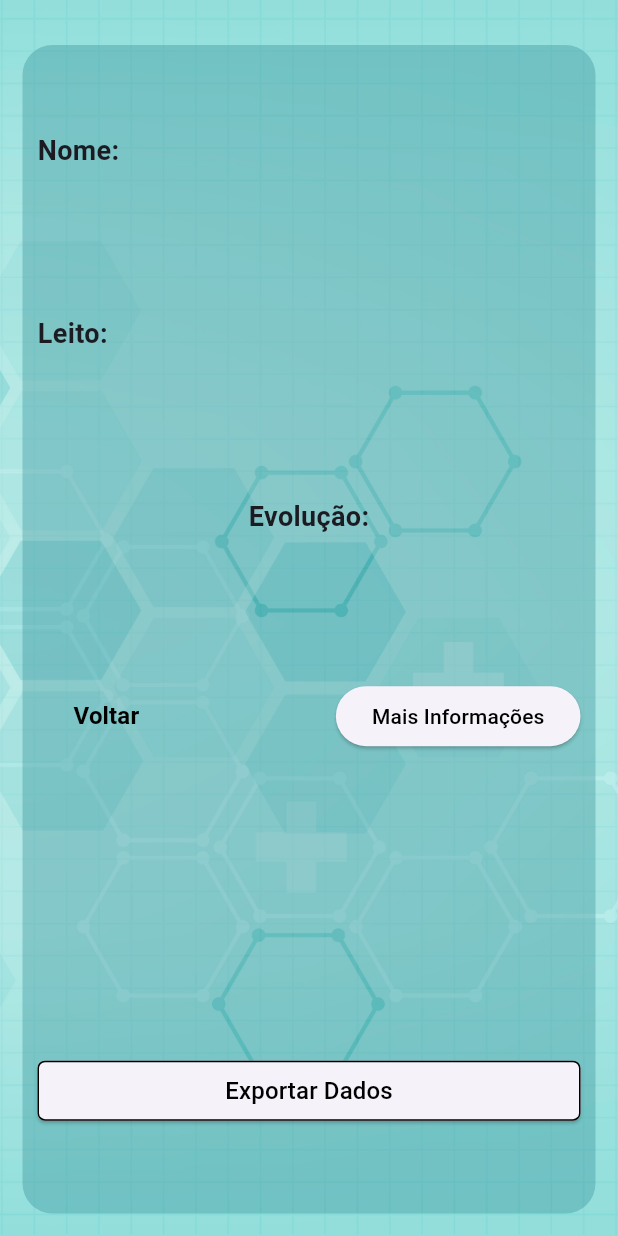
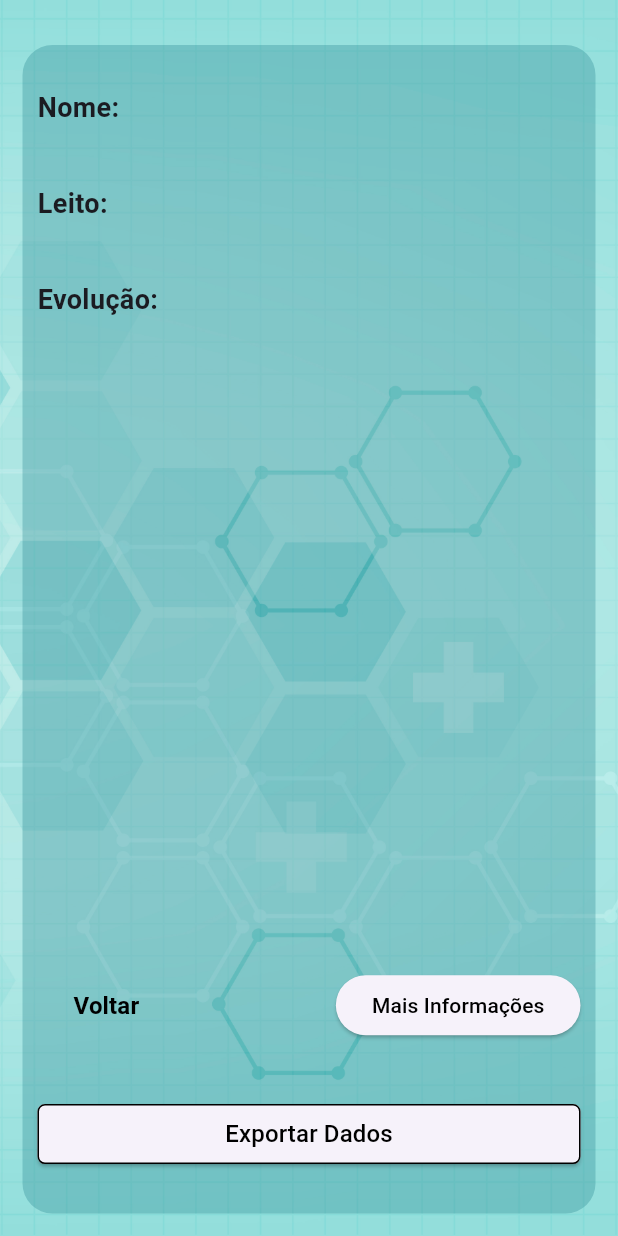
Before and after one commit to Danubio-Leite/evolucao_medica_2023, a Flutter app: the PatientInfoPage screen opened directly with empty values, on a phone screen of 412 x 824 dp. Run offline on Flutter 3.47's test engine with Material 2 defaults, Android fonts, the light colour scheme and no system bars; our stand-ins replace get, hive, hive_flutter, image_picker, pdf, printing; missing offline and left inert: camera_camera, flutter_pdfview, share_extend; accounts and stored records are empty.

Commit message:
ajuste layout

```diff
--- a/lib/config/data_service.dart
+++ b/lib/config/data_service.dart
@@ -42,6 +42,6 @@ class DataService {
 
     //Display a snackbar
     ScaffoldMessenger.of(context).showSnackBar(
-        const SnackBar(content: Text('An item has benn deleted')));
+        const SnackBar(content: Text('Paciente excluido com sucesso!')));
   }
 }
--- a/lib/pages/patient_info_page.dart
+++ b/lib/pages/patient_info_page.dart
@@ -45,9 +45,12 @@ class _PatientInfoPageState extends State<PatientInfoPage> {
             height: double.infinity,
             width: double.infinity,
             child: Column(
+              crossAxisAlignment: CrossAxisAlignment.start,
               mainAxisAlignment: MainAxisAlignment.spaceAround,
               children: [
-                Row(
+                Flexible(
+                  flex: 1,
+                  child: Row(
                     children: [
                       const Text(
                         'Nome:',
@@ -64,10 +67,14 @@ class _PatientInfoPageState extends State<PatientInfoPage> {
                       ),
                     ],
                   ),
-                Row(
+                ),
+                Flexible(
+                  flex: 1,
+                  child: Row(
                     children: [
                       const Text(
                         'Leito:',
+                        softWrap: true,
                         style: TextStyle(
                           fontSize: 18,
                           fontWeight: FontWeight.bold,
@@ -81,7 +88,11 @@ class _PatientInfoPageState extends State<PatientInfoPage> {
                       ),
                     ],
                   ),
-                Wrap(
+                ),
+                Flexible(
+                  flex: 5,
+                  child: Column(
+                    crossAxisAlignment: CrossAxisAlignment.start,
                     children: [
                       const Text(
                         'Evolução:',
@@ -90,15 +101,22 @@ class _PatientInfoPageState extends State<PatientInfoPage> {
                           fontWeight: FontWeight.bold,
                         ),
                       ),
-                    Text(
+                      Expanded(
+                        child: SingleChildScrollView(
+                          child: Text(
                             widget.currentItem['evolucao'],
                             style: const TextStyle(
                               fontSize: 16,
                             ),
                           ),
+                        ),
+                      ),
                     ],
                   ),
-                Row(
+                ),
+                Flexible(
+                  flex: 1,
+                  child: Row(
                     mainAxisAlignment: MainAxisAlignment.spaceBetween,
                     children: [
                       ElevatedButton(
@@ -117,7 +135,9 @@ class _PatientInfoPageState extends State<PatientInfoPage> {
                               fontSize: 16),
                         ),
                       ),
-                    ElevatedButton(
+                      Flexible(
+                        flex: 1,
+                        child: ElevatedButton(
                           onPressed: () {
                             showDialog(
                               context: context,
@@ -139,10 +159,13 @@ class _PatientInfoPageState extends State<PatientInfoPage> {
                             style: TextStyle(color: Colors.black),
                           ),
                         ),
+                      ),
                     ],
                   ),
-                const SizedBox(height: 10),
-                SizedBox(
+                ),
+                Flexible(
+                  flex: 1,
+                  child: SizedBox(
                     width: double.infinity,
                     child: ElevatedButton(
                       style: ElevatedButton.styleFrom(
@@ -248,6 +271,7 @@ class _PatientInfoPageState extends State<PatientInfoPage> {
                       ),
                     ),
                   ),
+                ),
               ],
             ),
           ),
```
Also changed, not shown: 1 other file. Lines whose indentation alone changed are shown as unchanged.
